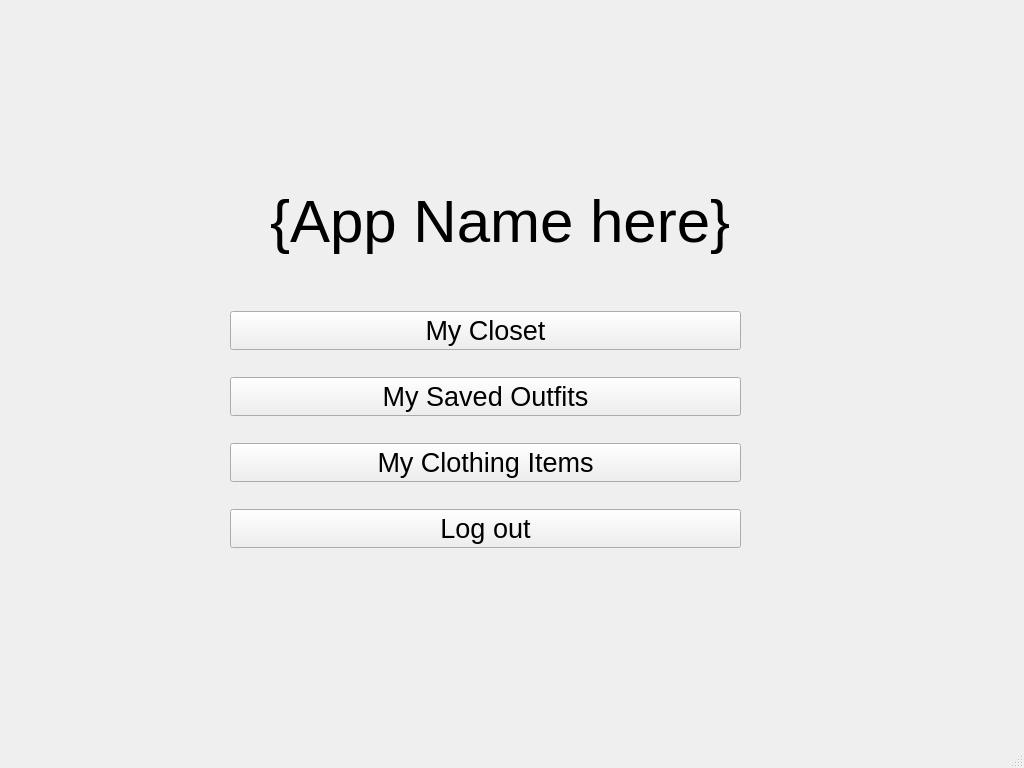
Qt form code/mainmenuwindow.ui (fmarque/Smart-Wardrobe-Organizer) before a commit.
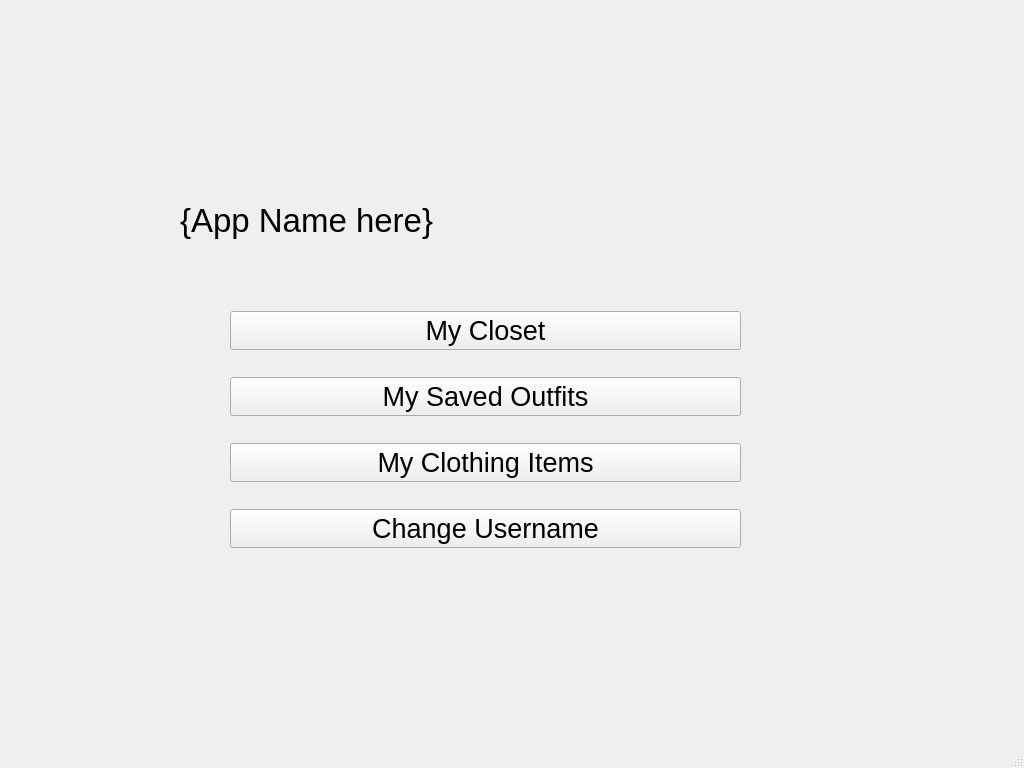
The same form after that commit.

Commit message: made global header variable for username, changed login input to just username input so it can show up in main menu and be changed,

Diff of the .ui file:
```diff
--- a/code/mainmenuwindow.ui
+++ b/code/mainmenuwindow.ui
@@ -77,7 +77,7 @@
         </font>
        </property>
        <property name="text">
-        <string>Log out</string>
+        <string>Change Username</string>
        </property>
        <property name="flat">
         <bool>false</bool>
@@ -89,15 +89,15 @@
    <widget class="QLabel" name="label">
     <property name="geometry">
      <rect>
-      <x>270</x>
+      <x>180</x>
       <y>170</y>
-      <width>481</width>
+      <width>621</width>
       <height>101</height>
      </rect>
     </property>
     <property name="font">
      <font>
-      <pointsize>45</pointsize>
+      <pointsize>25</pointsize>
      </font>
     </property>
     <property name="text">
```
Left out of the diff: 2 changed lines with no effect on the pictures. The commit also changes 10 other files.
